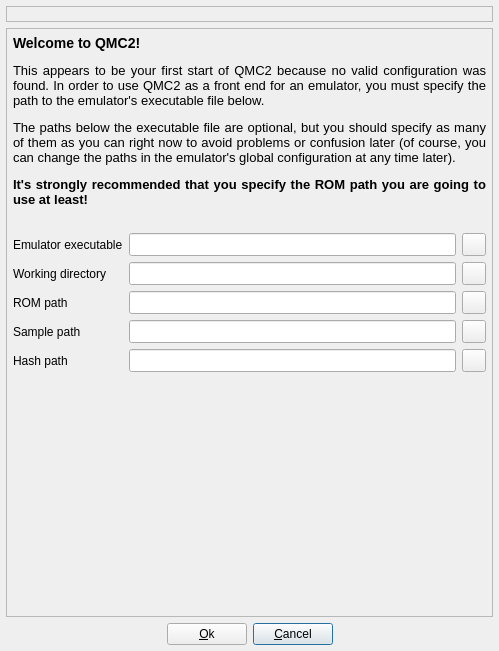
qmc2/qmc2-mame-fe, file welcome.ui: the form before one commit.
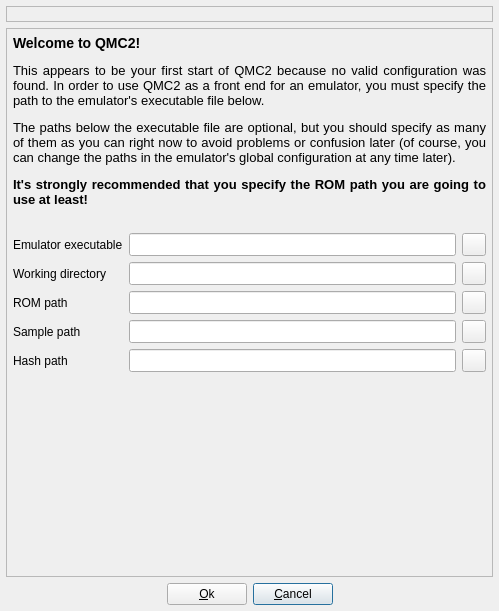
The form after the commit. Icons and pictures are not drawn.

```diff
--- a/welcome.ui
+++ b/welcome.ui
@@ -8,7 +8,7 @@
     <x>0</x>
     <y>0</y>
     <width>499</width>
-    <height>651</height>
+    <height>611</height>
    </rect>
   </property>
   <property name="windowTitle">
@@ -280,7 +280,7 @@
      </property>
      <property name="sizeHint" stdset="0">
       <size>
-       <width>182</width>
+       <width>0</width>
        <height>20</height>
       </size>
      </property>
@@ -293,7 +293,7 @@
      </property>
      <property name="sizeHint" stdset="0">
       <size>
-       <width>181</width>
+       <width>0</width>
        <height>20</height>
       </size>
      </property>
```
Left out of the diff: 248 changed lines with no effect on the pictures.
